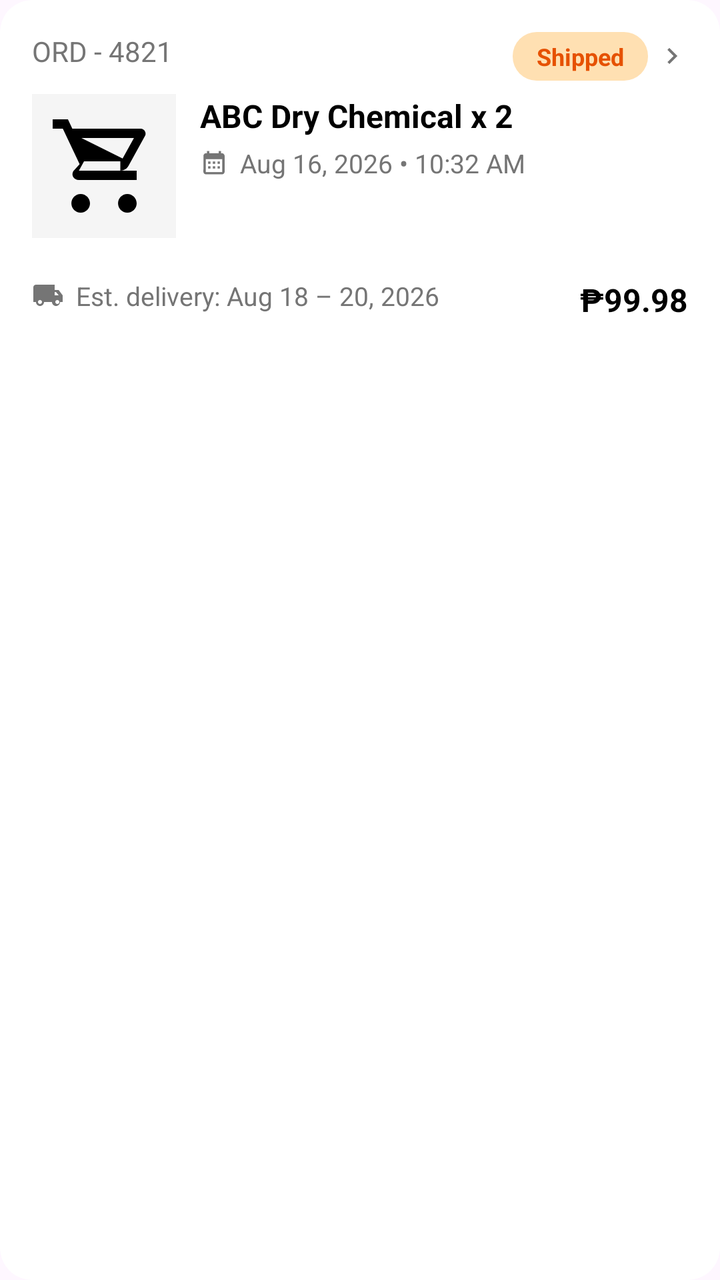
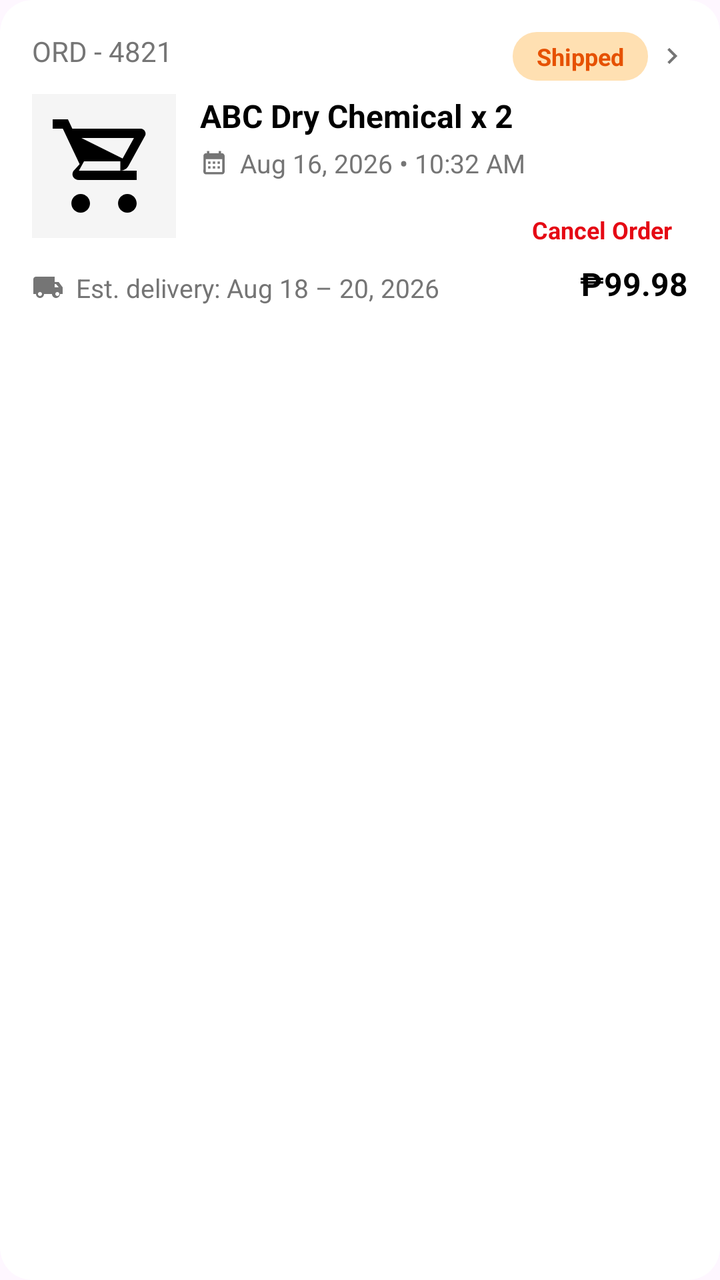

Compare the two renders of this Android layout. The source of the first and the diff that turns it into the second are given below.
<!-- AndroidManifest.xml: application theme Theme.FlamePro -->
<!-- res/layout/item_order.xml -->
<?xml version="1.0" encoding="utf-8"?>
<com.google.android.material.card.MaterialCardView xmlns:android="http://schemas.android.com/apk/res/android"
    xmlns:app="http://schemas.android.com/apk/res-auto"
    xmlns:tools="http://schemas.android.com/tools"
    android:layout_width="match_parent"
    android:layout_height="wrap_content"
    android:layout_marginVertical="6dp"
    app:cardBackgroundColor="@color/white"
    app:cardCornerRadius="16dp"
    app:cardElevation="0dp"
    app:strokeWidth="0dp">

    <androidx.constraintlayout.widget.ConstraintLayout
        android:layout_width="match_parent"
        android:layout_height="wrap_content"
        android:padding="16dp">

        
        <TextView
            android:id="@+id/tvOrderNumber"
            android:layout_width="wrap_content"
            android:layout_height="wrap_content"
            android:text="ORD - 4821"
            android:textColor="@color/text_gray"
            android:textSize="14sp"
            app:layout_constraintStart_toStartOf="parent"
            app:layout_constraintTop_toTopOf="parent" />

        <LinearLayout
            android:id="@+id/llStatusContainer"
            android:layout_width="wrap_content"
            android:layout_height="wrap_content"
            android:orientation="horizontal"
            android:gravity="center_vertical"
            app:layout_constraintEnd_toEndOf="parent"
            app:layout_constraintTop_toTopOf="parent">

            <TextView
                android:id="@+id/tvStatusBadge"
                android:layout_width="wrap_content"
                android:layout_height="wrap_content"
                android:background="@drawable/badge_shipped"
                android:text="Shipped"
                android:textColor="#E65100"
                android:textSize="12sp"
                android:textStyle="bold"
                android:paddingHorizontal="12dp"
                android:paddingVertical="4dp"
                android:gravity="center" />

            <ImageView
                android:layout_width="16dp"
                android:layout_height="16dp"
                android:layout_marginStart="4dp"
                android:src="@drawable/ic_chevron_right"
                app:tint="@color/text_gray" />
        </LinearLayout>

        
        <ImageView
            android:id="@+id/ivProductImage"
            android:layout_width="72dp"
            android:layout_height="72dp"
            android:layout_marginTop="12dp"
            android:background="#F5F5F5"
            android:padding="8dp"
            android:src="@drawable/nav_cart"
            app:layout_constraintStart_toStartOf="parent"
            app:layout_constraintTop_toBottomOf="@id/tvOrderNumber" />

        <TextView
            android:id="@+id/tvOrderTitle"
            android:layout_width="0dp"
            android:layout_height="wrap_content"
            android:layout_marginStart="12dp"
            android:text="ABC Dry Chemical x 2"
            android:textColor="@color/black"
            android:textSize="16sp"
            android:textStyle="bold"
            app:layout_constraintEnd_toEndOf="parent"
            app:layout_constraintStart_toEndOf="@id/ivProductImage"
            app:layout_constraintTop_toTopOf="@id/ivProductImage" />

        <LinearLayout
            android:id="@+id/llDateContainer"
            android:layout_width="0dp"
            android:layout_height="wrap_content"
            android:layout_marginTop="4dp"
            android:gravity="center_vertical"
            android:orientation="horizontal"
            app:layout_constraintEnd_toEndOf="parent"
            app:layout_constraintStart_toStartOf="@id/tvOrderTitle"
            app:layout_constraintTop_toBottomOf="@id/tvOrderTitle">

            <ImageView
                android:layout_width="14dp"
                android:layout_height="14dp"
                android:src="@drawable/ic_calendar"
                app:tint="@color/text_gray" />

            <TextView
                android:id="@+id/tvOrderDate"
                android:layout_width="wrap_content"
                android:layout_height="wrap_content"
                android:layout_marginStart="6dp"
                android:text="Aug 16, 2026 • 10:32 AM"
                android:textColor="@color/text_gray"
                android:textSize="13sp" />
        </LinearLayout>

        
        <LinearLayout
            android:id="@+id/llDeliveryContainer"
            android:layout_width="0dp"
            android:layout_height="wrap_content"
            android:layout_marginTop="16dp"
            android:gravity="center_vertical"
            android:orientation="horizontal"
            app:layout_constraintBottom_toBottomOf="parent"
            app:layout_constraintStart_toStartOf="parent"
            app:layout_constraintTop_toBottomOf="@id/ivProductImage"
            app:layout_constraintEnd_toStartOf="@id/tvOrderPrice">

            <ImageView
                android:layout_width="16dp"
                android:layout_height="16dp"
                android:src="@drawable/ic_delivery"
                app:tint="@color/text_gray" />

            <TextView
                android:id="@+id/tvItemEstDelivery"
                android:layout_width="wrap_content"
                android:layout_height="wrap_content"
                android:layout_marginStart="6dp"
                android:text="Est. delivery: Aug 18 – 20, 2026"
                android:textColor="@color/text_gray"
                android:textSize="13sp" />
        </LinearLayout>

        <TextView
            android:id="@+id/tvOrderPrice"
            android:layout_width="wrap_content"
            android:layout_height="wrap_content"
            android:text="₱99.98"
            android:textColor="@color/black"
            android:textSize="16sp"
            android:textStyle="bold"
            app:layout_constraintBottom_toBottomOf="parent"
            app:layout_constraintEnd_toEndOf="parent"
            app:layout_constraintTop_toTopOf="@id/llDeliveryContainer" />

    </androidx.constraintlayout.widget.ConstraintLayout>
</com.google.android.material.card.MaterialCardView>
<!-- resources referenced by this layout -->
<resources>
  <color name="black">#FF000000</color>
  <color name="text_gray">#757575</color>
  <color name="white">#FFFFFFFF</color>
  <!-- drawable badge_shipped (drawable) -->
  <?xml version="1.0" encoding="utf-8"?>
  <shape xmlns:android="http://schemas.android.com/apk/res/android"
      android:shape="rectangle">
      <solid android:color="#FFE0B2" />
      <corners android:radius="12dp" />
  </shape>
  <!-- drawable ic_calendar (drawable) -->
  <vector xmlns:android="http://schemas.android.com/apk/res/android"
      android:width="24dp"
      android:height="24dp"
      android:viewportWidth="24"
      android:viewportHeight="24">
      <path
          android:fillColor="@color/brand_red"
          android:pathData="M19,4h-1L18,2h-2v2L8,4L8,2L6,2v2L5,4c-1.11,0 -1.99,0.9 -1.99,2L3,20c0,1.1 0.89,2 2,2h14c1.1,0 2,-0.9 2,-2L21,6c0,-1.1 -0.9,-2 -2,-2zM19,20L5,20L5,9h14v11zM7,11h2v2L7,13v-2zM11,11h2v2h-2v-2zM15,11h2v2h-2v-2zM7,15h2v2L7,17v-2zM11,15h2v2h-2v-2zM15,15h2v2h-2v-2z" />
  </vector>
  <!-- drawable ic_chevron_right (drawable) -->
  <vector xmlns:android="http://schemas.android.com/apk/res/android"
      android:width="24dp"
      android:height="24dp"
      android:viewportWidth="24"
      android:viewportHeight="24">
      <path
          android:fillColor="#000000"
          android:pathData="M10,6L8.59,7.41 13.17,12l-4.58,4.59L10,18l6,-6z"/>
  </vector>
  <!-- drawable ic_delivery (drawable) -->
  <vector xmlns:android="http://schemas.android.com/apk/res/android"
      android:width="24dp"
      android:height="24dp"
      android:viewportWidth="24"
      android:viewportHeight="24">
      <path
          android:fillColor="#000000"
          android:pathData="M20,8h-3V4H3c-1.1,0 -2,0.9 -2,2v11h2c0,1.66 1.34,3 3,3s3,-1.34 3,-3h6c0,1.66 1.34,3 3,3s3,-1.34 3,-3h2v-5l-3,-4zM6,18.5c-0.83,0 -1.5,-0.67 -1.5,-1.5s0.67,-1.5 1.5,-1.5 1.5,0.67 1.5,1.5 -0.67,1.5 -1.5,1.5zM19,18.5c-0.83,0 -1.5,-0.67 -1.5,-1.5s0.67,-1.5 1.5,-1.5 1.5,0.67 1.5,1.5 -0.67,1.5 -1.5,1.5zM18,9.5l2.04,2.5H17V9.5h1z"/>
  </vector>
  <!-- drawable nav_cart (drawable) -->
  <vector xmlns:android="http://schemas.android.com/apk/res/android"
      android:width="24dp"
      android:height="24dp"
      android:viewportWidth="24"
      android:viewportHeight="24">
      <path
          android:fillColor="#FF000000"
          android:pathData="M15.5,13c0.75,0,1.41-0.41,1.75-1.03l3.58-6.49C21.1,4.99,20.74,4,19.84,4H5.21L4.27,2H1v2h2.18l3.6,7.59L5.42,13.11C4.9,14.03,5.57,15,6.62,15H19v-2H6.62l1.1-2h7.78L15.5,13z M7.16,6h11.26l-2.43,4.4L7.16,6z M7,18c-1.1,0-1.99,0.9-1.99,2S5.9,22,7,22s2-0.9,2-2S8.1,18,7,18z M17,18c-1.1,0-1.99,0.9-1.99,2s0.89,2,1.99,2s2-0.9,2-2S18.1,18,17,18z"/>
  </vector>
  <style name="Theme.FlamePro" parent="Base.Theme.FlamePro" />
  <color name="brand_red">#E50914</color>
  <style name="Base.Theme.FlamePro" parent="Theme.Material3.DayNight.NoActionBar">
          
          <item name="android:statusBarColor">@android:color/transparent</item>
          <item name="android:navigationBarColor">@android:color/transparent</item>
          <item name="android:windowLightStatusBar" tools:targetApi="m">true</item>
      </style>
</resources>

<!-- the commit's change to res/layout/item_order.xml (unified diff, before → after) -->
@@ -138,6 +138,23 @@
         </LinearLayout>
 
         <TextView
+            android:id="@+id/btnCancelOrder"
+            android:layout_width="wrap_content"
+            android:layout_height="wrap_content"
+            android:text="Cancel Order"
+            android:textColor="@color/brand_red"
+            android:textSize="12sp"
+            android:textStyle="bold"
+            android:background="?android:attr/selectableItemBackground"
+            android:clickable="true"
+            android:focusable="true"
+            android:paddingHorizontal="8dp"
+            android:paddingVertical="4dp"
+            app:layout_constraintBottom_toTopOf="@id/tvOrderPrice"
+            app:layout_constraintEnd_toEndOf="parent"
+            android:layout_marginBottom="4dp" />
+
+        <TextView
             android:id="@+id/tvOrderPrice"
             android:layout_width="wrap_content"
             android:layout_height="wrap_content"
@@ -146,8 +163,7 @@
             android:textSize="16sp"
             android:textStyle="bold"
             app:layout_constraintBottom_toBottomOf="parent"
-            app:layout_constraintEnd_toEndOf="parent"
-            app:layout_constraintTop_toTopOf="@id/llDeliveryContainer" />
+            app:layout_constraintEnd_toEndOf="parent" />
 
     </androidx.constraintlayout.widget.ConstraintLayout>
 </com.google.android.material.card.MaterialCardView>
<!-- resource entries referenced after the edit -->
@@ -1,6 +1,7 @@
 <!-- resources referenced by this layout -->
 <resources>
   <color name="black">#FF000000</color>
+  <color name="brand_red">#E50914</color>
   <color name="text_gray">#757575</color>
   <color name="white">#FFFFFFFF</color>
   <!-- drawable badge_shipped (drawable) -->
@@ -51,7 +52,6 @@
           android:pathData="M15.5,13c0.75,0,1.41-0.41,1.75-1.03l3.58-6.49C21.1,4.99,20.74,4,19.84,4H5.21L4.27,2H1v2h2.18l3.6,7.59L5.42,13.11C4.9,14.03,5.57,15,6.62,15H19v-2H6.62l1.1-2h7.78L15.5,13z M7.16,6h11.26l-2.43,4.4L7.16,6z M7,18c-1.1,0-1.99,0.9-1.99,2S5.9,22,7,22s2-0.9,2-2S8.1,18,7,18z M17,18c-1.1,0-1.99,0.9-1.99,2s0.89,2,1.99,2s2-0.9,2-2S18.1,18,17,18z"/>
   </vector>
   <style name="Theme.FlamePro" parent="Base.Theme.FlamePro" />
-  <color name="brand_red">#E50914</color>
   <style name="Base.Theme.FlamePro" parent="Theme.Material3.DayNight.NoActionBar">
           
           <item name="android:statusBarColor">@android:color/transparent</item>
